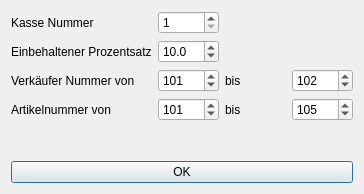
This is TuKi-Basar/Settings.ui in Ulle84/UllesSourceCode as Qt 5 draws it before an edit. The edited form follows.
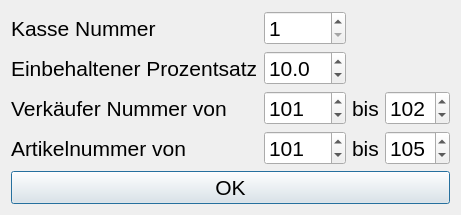
This is the edited form.

Commit message: + ui font sizes changed

```diff
--- a/TuKi-Basar/Settings.ui
+++ b/TuKi-Basar/Settings.ui
@@ -6,8 +6,8 @@
    <rect>
     <x>0</x>
     <y>0</y>
-    <width>364</width>
-    <height>194</height>
+    <width>422</width>
+    <height>197</height>
    </rect>
   </property>
   <property name="windowTitle">
@@ -16,6 +16,11 @@
   <layout class="QGridLayout" name="gridLayout">
    <item row="0" column="0">
     <widget class="QLabel" name="label">
+     <property name="font">
+      <font>
+       <pointsize>16</pointsize>
+      </font>
+     </property>
      <property name="text">
       <string>Kasse Nummer</string>
      </property>
@@ -23,6 +28,11 @@
    </item>
    <item row="0" column="1">
     <widget class="QSpinBox" name="spinBoxPc">
+     <property name="font">
+      <font>
+       <pointsize>16</pointsize>
+      </font>
+     </property>
      <property name="minimum">
       <number>1</number>
      </property>
@@ -33,6 +43,11 @@
    </item>
    <item row="1" column="0">
     <widget class="QLabel" name="label_2">
+     <property name="font">
+      <font>
+       <pointsize>16</pointsize>
+      </font>
+     </property>
      <property name="text">
       <string>Einbehaltener Prozentsatz</string>
      </property>
@@ -40,6 +55,11 @@
    </item>
    <item row="2" column="0">
     <widget class="QLabel" name="label_6">
+     <property name="font">
+      <font>
+       <pointsize>16</pointsize>
+      </font>
+     </property>
      <property name="text">
       <string>Verkäufer Nummer von</string>
      </property>
@@ -47,6 +67,11 @@
    </item>
    <item row="2" column="1">
     <widget class="QSpinBox" name="spinBoxSellerMin">
+     <property name="font">
+      <font>
+       <pointsize>16</pointsize>
+      </font>
+     </property>
      <property name="maximum">
       <number>999</number>
      </property>
@@ -57,6 +82,11 @@
    </item>
    <item row="2" column="2">
     <widget class="QLabel" name="label_3">
+     <property name="font">
+      <font>
+       <pointsize>16</pointsize>
+      </font>
+     </property>
      <property name="text">
       <string>bis</string>
      </property>
@@ -64,6 +94,11 @@
    </item>
    <item row="2" column="3">
     <widget class="QSpinBox" name="spinBoxSellerMax">
+     <property name="font">
+      <font>
+       <pointsize>16</pointsize>
+      </font>
+     </property>
      <property name="maximum">
       <number>999</number>
      </property>
@@ -74,6 +109,11 @@
    </item>
    <item row="3" column="0">
     <widget class="QLabel" name="label_4">
+     <property name="font">
+      <font>
+       <pointsize>16</pointsize>
+      </font>
+     </property>
      <property name="text">
       <string>Artikelnummer von</string>
      </property>
@@ -81,6 +121,11 @@
    </item>
    <item row="3" column="1">
     <widget class="QSpinBox" name="spinBoxArticleMin">
+     <property name="font">
+      <font>
+       <pointsize>16</pointsize>
+      </font>
+     </property>
      <property name="maximum">
       <number>999</number>
      </property>
@@ -91,6 +136,11 @@
    </item>
    <item row="3" column="2">
     <widget class="QLabel" name="label_5">
+     <property name="font">
+      <font>
+       <pointsize>16</pointsize>
+      </font>
+     </property>
      <property name="text">
       <string>bis</string>
      </property>
@@ -98,6 +148,11 @@
    </item>
    <item row="3" column="3">
     <widget class="QSpinBox" name="spinBoxArticleMax">
+     <property name="font">
+      <font>
+       <pointsize>16</pointsize>
+      </font>
+     </property>
      <property name="maximum">
       <number>999</number>
      </property>
@@ -108,6 +163,11 @@
    </item>
    <item row="4" column="0">
     <spacer name="verticalSpacer">
+     <property name="font">
+      <font>
+       <pointsize>16</pointsize>
+      </font>
+     </property>
      <property name="orientation">
       <enum>Qt::Vertical</enum>
      </property>
@@ -121,6 +181,11 @@
    </item>
    <item row="5" column="0" colspan="4">
     <widget class="QPushButton" name="pushButtonOk">
+     <property name="font">
+      <font>
+       <pointsize>16</pointsize>
+      </font>
+     </property>
      <property name="text">
       <string>OK</string>
      </property>
@@ -128,6 +193,11 @@
    </item>
    <item row="1" column="1">
     <widget class="QDoubleSpinBox" name="doubleSpinBoxDeductionPercentage">
+     <property name="font">
+      <font>
+       <pointsize>16</pointsize>
+      </font>
+     </property>
      <property name="decimals">
       <number>1</number>
      </property>
```
The commit also changes 5 other files.
